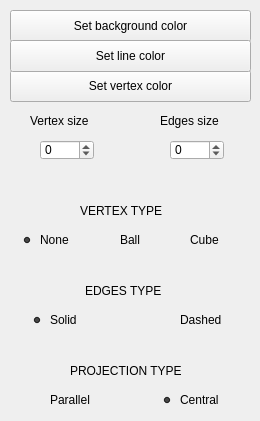
tamelabe/Obj_Models_Viewer, file src/view/widgets/widget_view_settings.ui: the form before one commit.
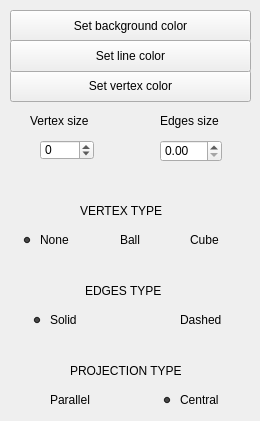
The form after the commit.

Commit message: Dashed lines. Width of lines.

The edit to the form file:
```diff
--- a/src/view/widgets/widget_view_settings.ui
+++ b/src/view/widgets/widget_view_settings.ui
@@ -117,28 +117,6 @@
     </property>
    </widget>
   </widget>
-  <widget class="QSpinBox" name="sb_edges_size">
-   <property name="geometry">
-    <rect>
-     <x>170</x>
-     <y>140</y>
-     <width>54</width>
-     <height>20</height>
-    </rect>
-   </property>
-   <property name="minimum">
-    <number>-360</number>
-   </property>
-   <property name="maximum">
-    <number>360</number>
-   </property>
-   <property name="stepType">
-    <enum>QAbstractSpinBox::DefaultStepType</enum>
-   </property>
-   <property name="value">
-    <number>0</number>
-   </property>
-  </widget>
   <widget class="QGroupBox" name="groupBox">
    <property name="geometry">
     <rect>
@@ -327,6 +305,16 @@
     <string>Set line color</string>
    </property>
   </widget>
+  <widget class="QDoubleSpinBox" name="sb_line_width">
+   <property name="geometry">
+    <rect>
+     <x>160</x>
+     <y>140</y>
+     <width>62</width>
+     <height>22</height>
+    </rect>
+   </property>
+  </widget>
  </widget>
  <resources/>
  <connections/>
```
The commit also changes 7 other files.
